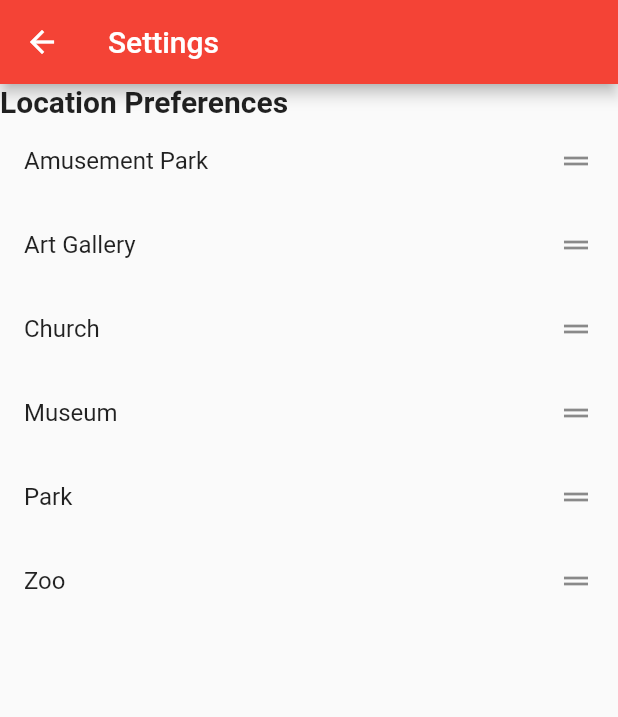
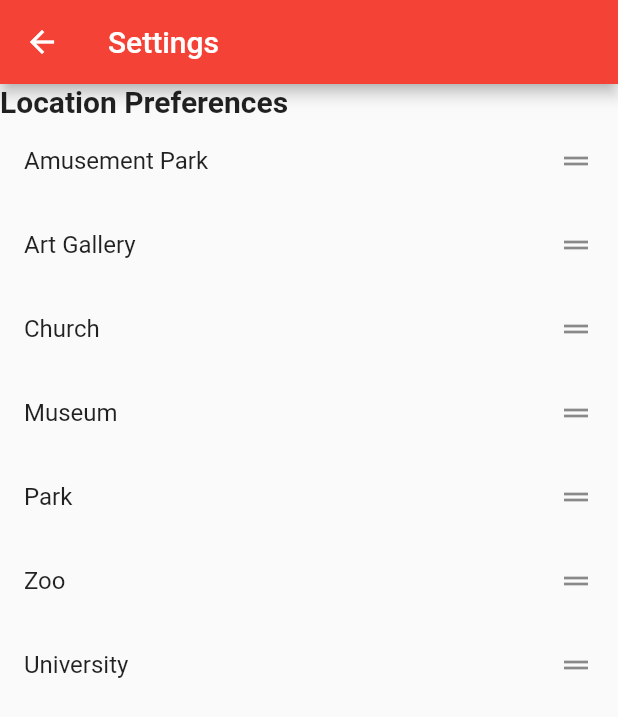
Before and after one commit to NikolaT0mic/SightWalker, a Flutter app: the screen it shows after launch, after a tap on the "settings" icon, on a phone screen of 412 x 824 dp. Shown: the top 717 px of the screen. Run offline on Flutter 3.47's test engine with Material 2 defaults, Android fonts, the phone set to English and light mode, and no system bars; our stand-ins replace audioplayers, google_maps_flutter, shared_preferences; missing offline and left inert: flutter_google_places_hoc081098, flutter_polyline_points, google_maps_webservice.

Commit message:
settings v2 done

```diff
--- a/sight_walker/lib/views/settings_page.dart
+++ b/sight_walker/lib/views/settings_page.dart
@@ -46,7 +46,7 @@ class _PreferenceListState extends State<PreferenceList> {
   void loadPreferences() async{
     SharedPreferences prefs = await SharedPreferences.getInstance();
     setState(() {
-      items = prefs.getStringList(preferenceList) ?? ['Amusement Park', 'Art Gallery', 'Church', 'Museum', 'Park', 'Zoo'];
+      items = prefs.getStringList(preferenceList) ?? ['Amusement Park', 'Art Gallery', 'Church', 'Museum', 'Park', 'Zoo', 'University'];
     });
   }
 
--- a/sight_walker/lib/widgets/utils.dart
+++ b/sight_walker/lib/widgets/utils.dart
@@ -42,3 +42,7 @@ String toTimeString(chillTime) {
   }
   return timeString;
 }
+
+String parsePreference(String preference) {
+  return preference.toLowerCase().replaceAll(" ", "_");
+}
```
Also changed, not shown: sight_walker/lib/services/tour_service.dart (+10 -4 lines).
